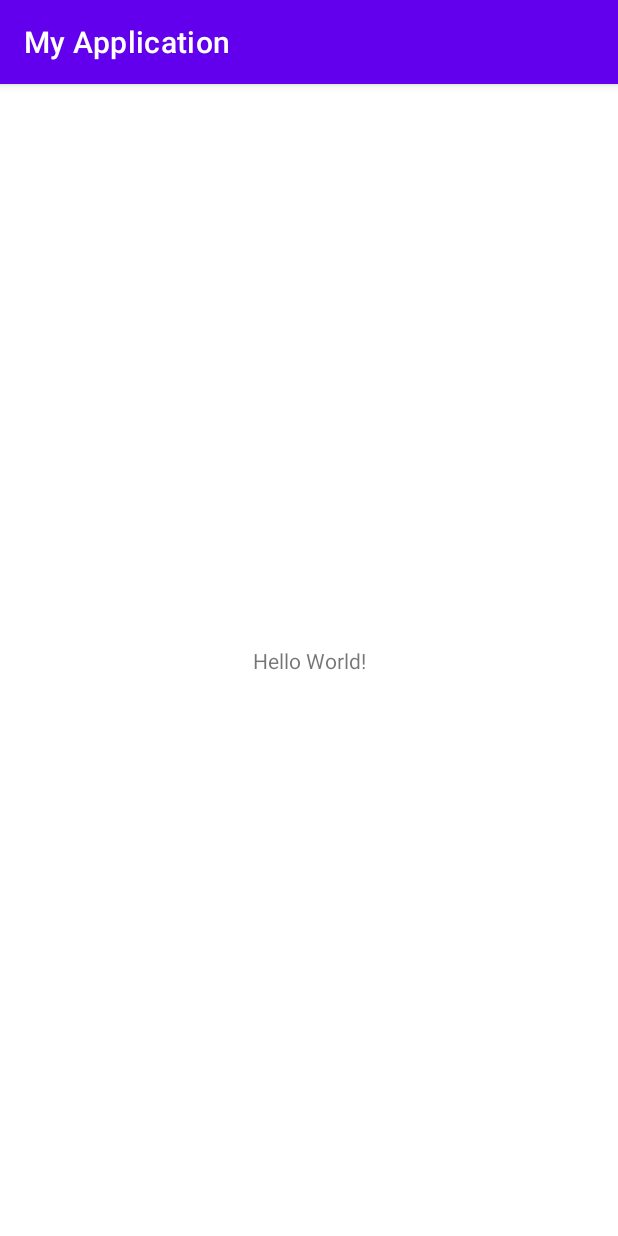
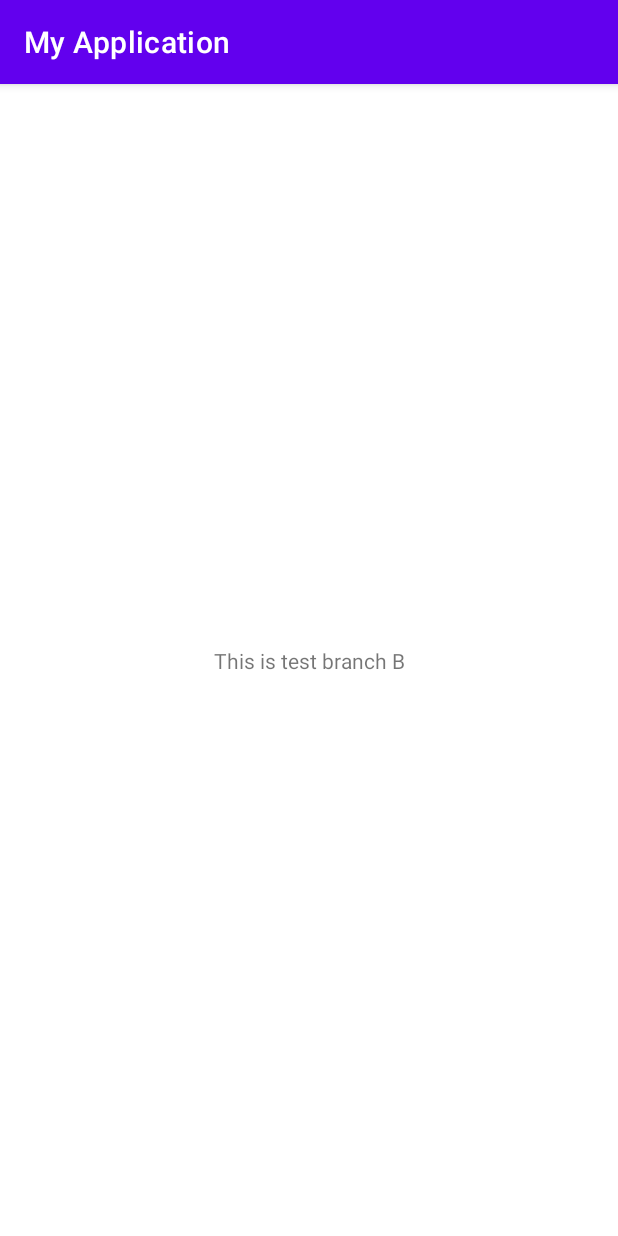
Before and after one commit to temirnurdin/testRepo, an Android app: the screen it shows after launch (MainActivity), on a phone screen of 412 x 824 dp. Run offline under Robolectric (Android 15) with nearby library versions, the phone set to English and light mode, and no system bars.

Commit message:
test brabch B

```diff
--- a/app/src/main/res/layout/activity_main.xml
+++ b/app/src/main/res/layout/activity_main.xml
@@ -9,7 +9,7 @@
     <TextView
         android:layout_width="wrap_content"
         android:layout_height="wrap_content"
-        android:text="Hello World!"
+        android:text="This is test branch B"
         app:layout_constraintBottom_toBottomOf="parent"
         app:layout_constraintEnd_toEndOf="parent"
         app:layout_constraintStart_toStartOf="parent"
```
